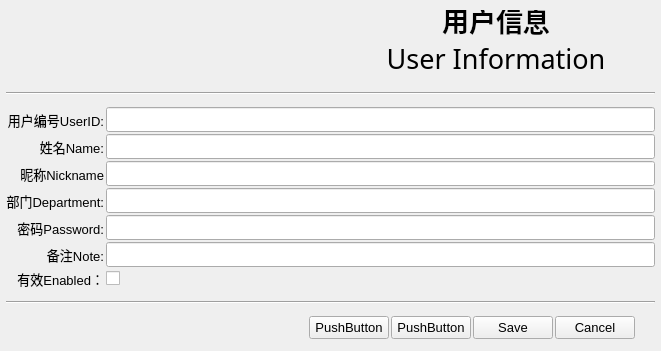
This is Ui/FormUserEdit.ui in golden7602/zion as Qt 5 draws it before an edit. The edited form follows.
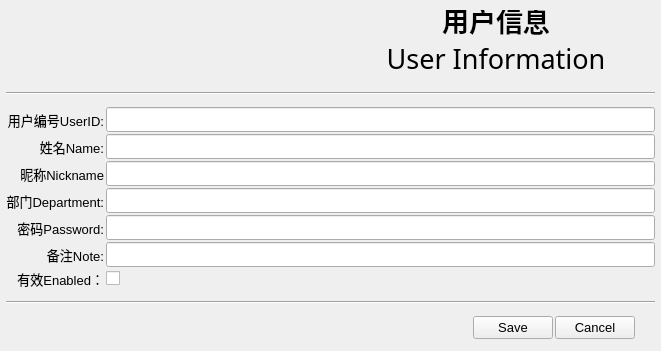
This is the edited form. Icons and pictures are not drawn.

Patch:
```diff
--- a/Ui/FormUserEdit.ui
+++ b/Ui/FormUserEdit.ui
@@ -429,20 +429,6 @@
        </property>
       </spacer>
      </item>
-     <item>
-      <widget class="QPushButton" name="butPDF">
-       <property name="text">
-        <string>PushButton</string>
-       </property>
-      </widget>
-     </item>
-     <item>
-      <widget class="QPushButton" name="butPrint">
-       <property name="text">
-        <string>PushButton</string>
-       </property>
-      </widget>
-     </item>
      <item>
       <widget class="QPushButton" name="butSave">
        <property name="text">
```
Left out of the diff: 2 changed lines with no effect on the pictures.
